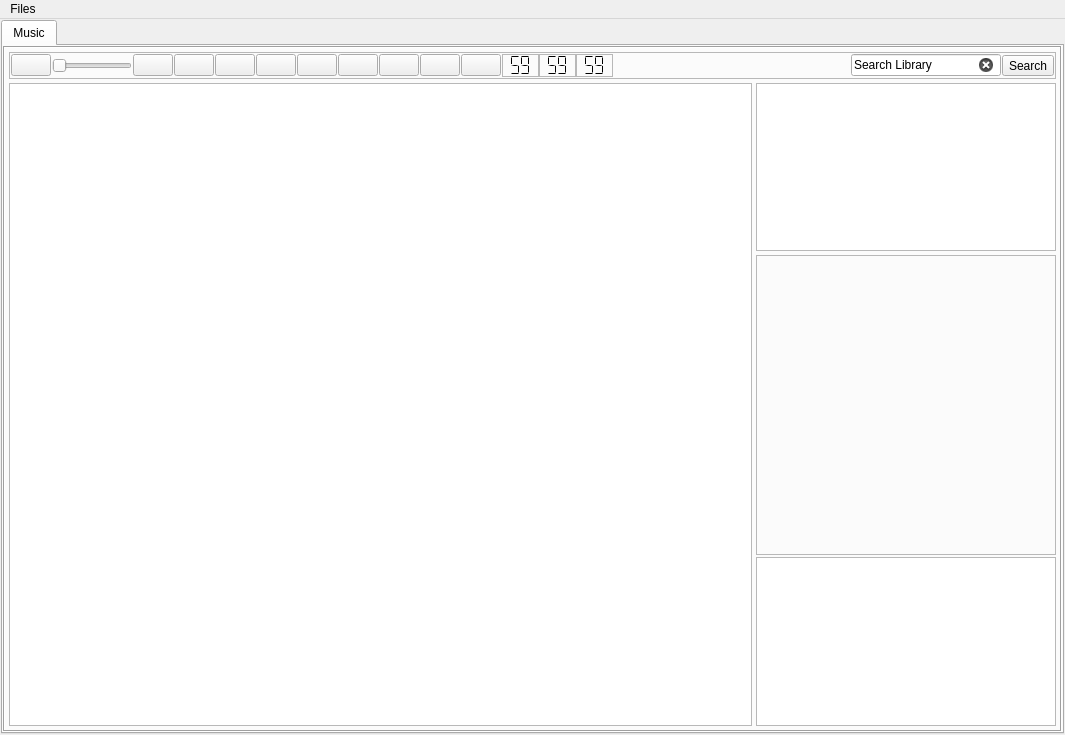
OmmarShaikh01/Apollo, file main_window.ui: the form before one commit.
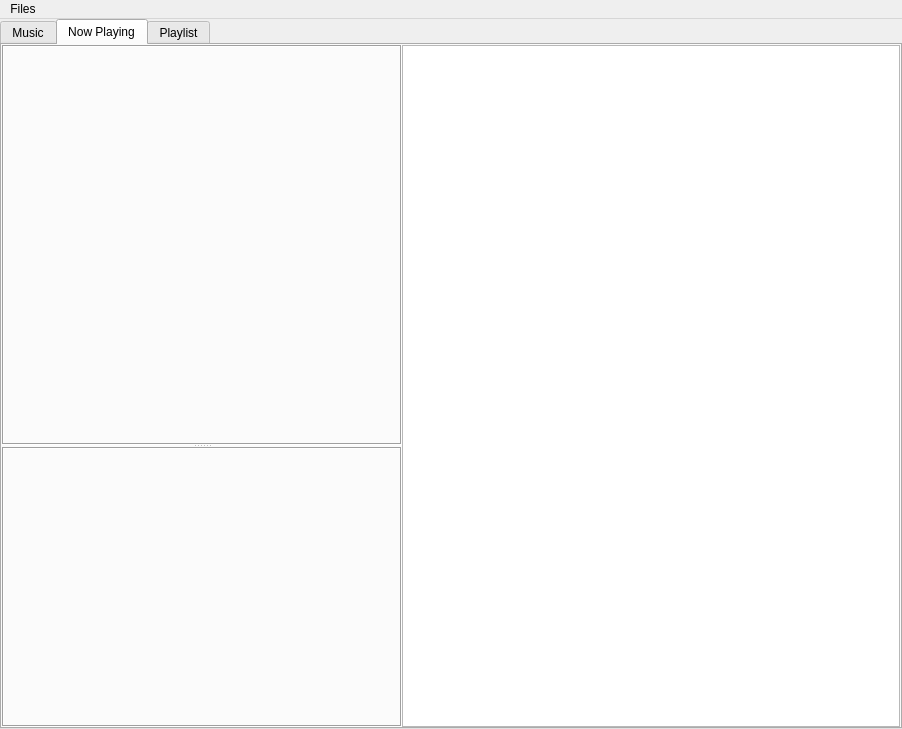
The form after the commit. Icons and pictures are not drawn.

Diff of the .ui file:
```diff
--- a/main_window.ui
+++ b/main_window.ui
@@ -6,8 +6,8 @@
    <rect>
     <x>0</x>
     <y>0</y>
-    <width>1065</width>
-    <height>735</height>
+    <width>902</width>
+    <height>729</height>
    </rect>
   </property>
   <property name="minimumSize">
@@ -22,22 +22,34 @@
   <widget class="QWidget" name="centralwidget">
    <layout class="QGridLayout" name="gridLayout_2">
     <property name="leftMargin">
-     <number>1</number>
+     <number>0</number>
     </property>
     <property name="topMargin">
-     <number>1</number>
+     <number>0</number>
     </property>
     <property name="rightMargin">
-     <number>1</number>
+     <number>0</number>
     </property>
     <property name="bottomMargin">
-     <number>1</number>
+     <number>0</number>
     </property>
     <property name="spacing">
-     <number>1</number>
+     <number>0</number>
     </property>
     <item row="0" column="0">
      <layout class="QGridLayout" name="gridLayout">
+      <property name="leftMargin">
+       <number>0</number>
+      </property>
+      <property name="topMargin">
+       <number>0</number>
+      </property>
+      <property name="rightMargin">
+       <number>0</number>
+      </property>
+      <property name="bottomMargin">
+       <number>0</number>
+      </property>
       <property name="spacing">
        <number>0</number>
       </property>
@@ -65,7 +77,7 @@
          <enum>QTabWidget::Rounded</enum>
         </property>
         <property name="currentIndex">
-         <number>0</number>
+         <number>1</number>
         </property>
         <property name="elideMode">
          <enum>Qt::ElideLeft</enum>
@@ -90,34 +102,23 @@
           <property name="spacing">
            <number>0</number>
           </property>
-          <item row="1" column="0">
-           <widget class="QFrame" name="gridFrame">
-            <property name="frameShape">
-             <enum>QFrame::Box</enum>
+          <item row="0" column="0">
+           <widget class="QSplitter" name="splitter_3">
+            <property name="orientation">
+             <enum>Qt::Vertical</enum>
             </property>
-            <property name="frameShadow">
-             <enum>QFrame::Sunken</enum>
+            <property name="opaqueResize">
+             <bool>false</bool>
             </property>
-            <layout class="QGridLayout" name="gridLayout_4">
-             <property name="leftMargin">
-              <number>4</number>
-             </property>
-             <property name="topMargin">
-              <number>4</number>
-             </property>
-             <property name="rightMargin">
-              <number>4</number>
-             </property>
-             <property name="bottomMargin">
-              <number>4</number>
-             </property>
-             <property name="spacing">
-              <number>4</number>
-             </property>
-             <item row="0" column="0" colspan="2">
+            <property name="handleWidth">
+             <number>2</number>
+            </property>
+            <property name="childrenCollapsible">
+             <bool>false</bool>
+            </property>
               <widget class="QFrame" name="control_button_frame">
                <property name="sizePolicy">
-                <sizepolicy hsizetype="Expanding" vsizetype="Fixed">
+              <sizepolicy hsizetype="Maximum" vsizetype="Fixed">
                  <horstretch>0</horstretch>
                  <verstretch>0</verstretch>
                 </sizepolicy>
@@ -128,6 +129,12 @@
                  <height>0</height>
                 </size>
                </property>
+             <property name="maximumSize">
+              <size>
+               <width>16777215</width>
+               <height>27</height>
+              </size>
+             </property>
                <property name="frameShape">
                 <enum>QFrame::StyledPanel</enum>
                </property>
@@ -671,15 +678,26 @@
                 </item>
                </layout>
               </widget>
-             </item>
-             <item row="1" column="0" rowspan="2">
+            <widget class="QSplitter" name="splitter_2">
+             <property name="orientation">
+              <enum>Qt::Horizontal</enum>
+             </property>
+             <property name="handleWidth">
+              <number>2</number>
+             </property>
               <widget class="QTableView" name="tableView_music">
                <property name="sizePolicy">
-                <sizepolicy hsizetype="Expanding" vsizetype="Expanding">
-                 <horstretch>0</horstretch>
+               <sizepolicy hsizetype="Expanding" vsizetype="Preferred">
+                <horstretch>2</horstretch>
                  <verstretch>0</verstretch>
                 </sizepolicy>
                </property>
+              <property name="minimumSize">
+               <size>
+                <width>0</width>
+                <height>0</height>
+               </size>
+              </property>
                <property name="font">
                 <font>
                  <pointsize>8</pointsize>
@@ -737,16 +755,19 @@
                 <number>0</number>
                </attribute>
               </widget>
-             </item>
-             <item row="2" column="1">
-              <layout class="QVBoxLayout" name="verticalLayout">
-               <property name="spacing">
+             <widget class="QSplitter" name="splitter">
+              <property name="orientation">
+               <enum>Qt::Vertical</enum>
+              </property>
+              <property name="handleWidth">
                 <number>2</number>
                </property>
-               <item>
+              <property name="childrenCollapsible">
+               <bool>false</bool>
+              </property>
                 <widget class="QLabel" name="pixmap_cov">
                  <property name="sizePolicy">
-                  <sizepolicy hsizetype="Maximum" vsizetype="Maximum">
+                <sizepolicy hsizetype="Preferred" vsizetype="Preferred">
                    <horstretch>0</horstretch>
                    <verstretch>0</verstretch>
                   </sizepolicy>
@@ -770,13 +791,11 @@
                   <set>Qt::NoTextInteraction</set>
                  </property>
                 </widget>
-               </item>
-               <item>
                 <widget class="QListView" name="file_meta_info_list">
                  <property name="sizePolicy">
                   <sizepolicy hsizetype="Preferred" vsizetype="Preferred">
                    <horstretch>0</horstretch>
-                   <verstretch>0</verstretch>
+                 <verstretch>1</verstretch>
                   </sizepolicy>
                  </property>
                  <property name="maximumSize">
@@ -786,30 +805,269 @@
                   </size>
                  </property>
                 </widget>
-               </item>
-              </layout>
-             </item>
-             <item row="1" column="1">
-              <widget class="QListWidget" name="tracks_list">
+             </widget>
+            </widget>
+           </widget>
+          </item>
+         </layout>
+        </widget>
+        <widget class="QWidget" name="now_playing">
+         <attribute name="title">
+          <string>Now Playing</string>
+         </attribute>
+         <layout class="QGridLayout" name="gridLayout_4">
+          <property name="leftMargin">
+           <number>0</number>
+          </property>
+          <property name="topMargin">
+           <number>0</number>
+          </property>
+          <property name="rightMargin">
+           <number>0</number>
+          </property>
+          <property name="bottomMargin">
+           <number>0</number>
+          </property>
+          <property name="spacing">
+           <number>0</number>
+          </property>
+          <item row="0" column="1">
+           <widget class="QTableView" name="now_playing_table">
+            <property name="sizePolicy">
+             <sizepolicy hsizetype="Expanding" vsizetype="Preferred">
+              <horstretch>2</horstretch>
+              <verstretch>0</verstretch>
+             </sizepolicy>
+            </property>
+            <property name="minimumSize">
+             <size>
+              <width>0</width>
+              <height>0</height>
+             </size>
+            </property>
+            <property name="font">
+             <font>
+              <pointsize>8</pointsize>
+             </font>
+            </property>
+            <property name="frameShadow">
+             <enum>QFrame::Plain</enum>
+            </property>
+            <property name="editTriggers">
+             <set>QAbstractItemView::NoEditTriggers</set>
+            </property>
+            <property name="showDropIndicator" stdset="0">
+             <bool>false</bool>
+            </property>
+            <property name="dragEnabled">
+             <bool>false</bool>
+            </property>
+            <property name="dragDropOverwriteMode">
+             <bool>false</bool>
+            </property>
+            <property name="dragDropMode">
+             <enum>QAbstractItemView::NoDragDrop</enum>
+            </property>
+            <property name="alternatingRowColors">
+             <bool>true</bool>
+            </property>
+            <property name="selectionMode">
+             <enum>QAbstractItemView::ExtendedSelection</enum>
+            </property>
+            <property name="selectionBehavior">
+             <enum>QAbstractItemView::SelectRows</enum>
+            </property>
+            <property name="showGrid">
+             <bool>false</bool>
+            </property>
+            <property name="gridStyle">
+             <enum>Qt::NoPen</enum>
+            </property>
+            <property name="sortingEnabled">
+             <bool>true</bool>
+            </property>
+            <property name="wordWrap">
+             <bool>false</bool>
+            </property>
+            <property name="cornerButtonEnabled">
+             <bool>false</bool>
+            </property>
+            <attribute name="verticalHeaderVisible">
+             <bool>false</bool>
+            </attribute>
+            <attribute name="verticalHeaderCascadingSectionResizes">
+             <bool>false</bool>
+            </attribute>
+            <attribute name="verticalHeaderDefaultSectionSize">
+             <number>0</number>
+            </attribute>
+           </widget>
+          </item>
+          <item row="0" column="0">
+           <widget class="QSplitter" name="splitter_5">
+            <property name="orientation">
+             <enum>Qt::Horizontal</enum>
+            </property>
+            <property name="handleWidth">
+             <number>2</number>
+            </property>
+            <property name="childrenCollapsible">
+             <bool>false</bool>
+            </property>
+            <widget class="QSplitter" name="splitter_6">
+             <property name="orientation">
+              <enum>Qt::Vertical</enum>
+             </property>
+             <property name="handleWidth">
+              <number>2</number>
+             </property>
+             <property name="childrenCollapsible">
+              <bool>true</bool>
+             </property>
+             <widget class="QLabel" name="now_plaving_pixmap_2">
                <property name="sizePolicy">
-                <sizepolicy hsizetype="Preferred" vsizetype="Expanding">
+               <sizepolicy hsizetype="Preferred" vsizetype="Preferred">
                  <horstretch>0</horstretch>
                  <verstretch>0</verstretch>
                 </sizepolicy>
                </property>
-               <property name="maximumSize">
+              <property name="minimumSize">
                 <size>
-                 <width>16777215</width>
-                 <height>16777215</height>
-                </size>
-               </property>
-              </widget>
-             </item>
-            </layout>
-            <zorder>tracks_list</zorder>
-            <zorder>control_button_frame</zorder>
-            <zorder>tableView_music</zorder>
-           </widget>
+                <width>400</width>
+                <height>400</height>
+               </size>
+              </property>
+              <property name="frameShape">
+               <enum>QFrame::Box</enum>
+              </property>
+              <property name="frameShadow">
+               <enum>QFrame::Sunken</enum>
+              </property>
+              <property name="text">
+               <string/>
+              </property>
+             </widget>
+             <widget class="QStackedWidget" name="now_playing_tool_stack_2">
+              <property name="sizePolicy">
+               <sizepolicy hsizetype="Preferred" vsizetype="Preferred">
+                <horstretch>0</horstretch>
+                <verstretch>1</verstretch>
+               </sizepolicy>
+              </property>
+              <property name="minimumSize">
+               <size>
+                <width>0</width>
+                <height>0</height>
+               </size>
+              </property>
+              <property name="frameShape">
+               <enum>QFrame::Box</enum>
+              </property>
+              <property name="frameShadow">
+               <enum>QFrame::Sunken</enum>
+              </property>
+              <widget class="QWidget" name="page_3"/>
+              <widget class="QWidget" name="page_4"/>
+             </widget>
+            </widget>
+           </widget>
+          </item>
+         </layout>
+        </widget>
+        <widget class="QWidget" name="playlist">
+         <attribute name="title">
+          <string>Playlist</string>
+         </attribute>
+         <layout class="QGridLayout" name="gridLayout_5">
+          <property name="leftMargin">
+           <number>0</number>
+          </property>
+          <property name="topMargin">
+           <number>0</number>
+          </property>
+          <property name="rightMargin">
+           <number>0</number>
+          </property>
+          <property name="bottomMargin">
+           <number>0</number>
+          </property>
+          <property name="spacing">
+           <number>0</number>
+          </property>
+          <item row="1" column="0">
+           <widget class="QTableView" name="playlist_table">
+            <property name="sizePolicy">
+             <sizepolicy hsizetype="Expanding" vsizetype="Preferred">
+              <horstretch>2</horstretch>
+              <verstretch>0</verstretch>
+             </sizepolicy>
+            </property>
+            <property name="minimumSize">
+             <size>
+              <width>0</width>
+              <height>0</height>
+             </size>
+            </property>
+            <property name="font">
+             <font>
+              <pointsize>8</pointsize>
+             </font>
+            </property>
+            <property name="frameShadow">
+             <enum>QFrame::Plain</enum>
+            </property>
+            <property name="editTriggers">
+             <set>QAbstractItemView::NoEditTriggers</set>
+            </property>
+            <property name="showDropIndicator" stdset="0">
+             <bool>false</bool>
+            </property>
+            <property name="dragEnabled">
+             <bool>false</bool>
+            </property>
+            <property name="dragDropOverwriteMode">
+             <bool>false</bool>
+            </property>
+            <property name="dragDropMode">
+             <enum>QAbstractItemView::NoDragDrop</enum>
+            </property>
+            <property name="alternatingRowColors">
+             <bool>true</bool>
+            </property>
+            <property name="selectionMode">
+             <enum>QAbstractItemView::ExtendedSelection</enum>
+            </property>
+            <property name="selectionBehavior">
+             <enum>QAbstractItemView::SelectRows</enum>
+            </property>
+            <property name="showGrid">
+             <bool>false</bool>
+            </property>
+            <property name="gridStyle">
+             <enum>Qt::NoPen</enum>
+            </property>
+            <property name="sortingEnabled">
+             <bool>true</bool>
+            </property>
+            <property name="wordWrap">
+             <bool>false</bool>
+            </property>
+            <property name="cornerButtonEnabled">
+             <bool>false</bool>
+            </property>
+            <attribute name="verticalHeaderVisible">
+             <bool>false</bool>
+            </attribute>
+            <attribute name="verticalHeaderCascadingSectionResizes">
+             <bool>false</bool>
+            </attribute>
+            <attribute name="verticalHeaderDefaultSectionSize">
+             <number>0</number>
+            </attribute>
+           </widget>
+          </item>
+          <item row="0" column="0">
+           <widget class="QComboBox" name="comboBox"/>
           </item>
          </layout>
         </widget>
@@ -824,7 +1082,7 @@
     <rect>
      <x>0</x>
      <y>0</y>
-     <width>1065</width>
+     <width>902</width>
      <height>21</height>
     </rect>
    </property>
```
Left out of the diff: 6 changed lines with no effect on the pictures. Lines whose indentation alone changed are shown as unchanged.
